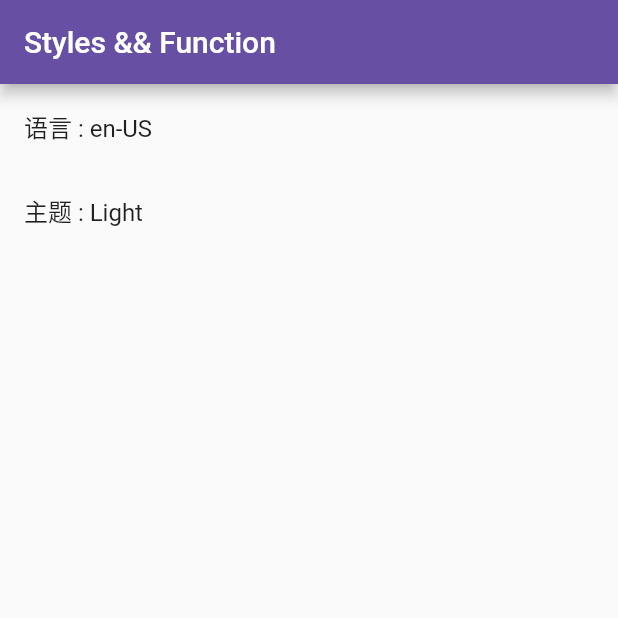
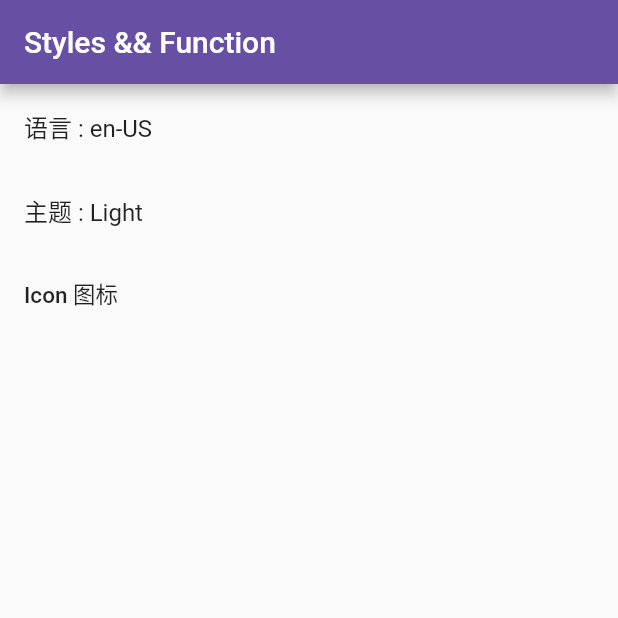
Before and after one commit to knhn1004/flutter_woo_commerce_getx_learn, a Flutter app: the screen it shows after launch, on a phone screen of 412 x 824 dp, the top half of it. Run offline on Flutter 3.47's test engine with Material 2 defaults, Android fonts, the phone set to English and light mode, and no system bars; our stand-ins replace badges, dio, flutter_svg, get, package_info_plus, shared_preferences.

Commit message:
IconWidget

```diff
--- a/lib/common/values/images.dart
+++ b/lib/common/values/images.dart
@@ -1,4 +1,4 @@
-class AssetImages {
+class AssetsImages {
   static const defaultPng = 'assets/images/default.png';
   static const homePlaceholderPng = 'assets/images/home_placeholder.png';
   static const orderConfirmedPng = 'assets/images/order-confirmed.png';
--- a/lib/common/values/index.dart
+++ b/lib/common/values/index.dart
@@ -1,3 +1,5 @@
 library values;
 
 export './constants.dart';
+export './images.dart';
+export './svgs.dart';
--- a/lib/common/values/svgs.dart
+++ b/lib/common/values/svgs.dart
@@ -1,4 +1,4 @@
-class AssetSvgs {
+class AssetsSvgs {
   static const cBagSvg = 'assets/svgs/c-bag.svg';
   static const cBikeSvg = 'assets/svgs/c-bike.svg';
   static const cElectricSvg = 'assets/svgs/c-electric.svg';
--- a/lib/common/widgets/index.dart
+++ b/lib/common/widgets/index.dart
@@ -1,3 +1,4 @@
 library widgets;
 
-// export './xxxx.dart';
+export 'icon.dart';
+export 'text.dart';
--- a/lib/common/widgets/text.dart
+++ b/lib/common/widgets/text.dart
@@ -1,4 +1,6 @@
 import 'package:flutter/material.dart';
+
+import '../index.dart';
 
 /// 文字组件
 class TextWidget extends StatelessWidget {
@@ -42,6 +44,144 @@ class TextWidget extends StatelessWidget {
     this.textAlign,
   }) : super(key: key);
 
+  /// 文字 - 标题1
+  const TextWidget.title1(
+    this.text, {
+    Key? key,
+    this.maxLines = 1,
+    this.softWrap = false,
+    this.overflow = TextOverflow.clip,
+    this.color,
+    this.size,
+    this.weight,
+    this.textAlign,
+  })  : style = const TextStyle(
+          fontSize: 24,
+          fontWeight: FontWeight.bold,
+        ),
+        super(key: key);
+
+  /// 文字 - 标题2
+  const TextWidget.title2(
+    this.text, {
+    Key? key,
+    this.maxLines = 1,
+    this.softWrap = false,
+    this.overflow = TextOverflow.clip,
+    this.color,
+    this.size,
+    this.weight,
+    this.textAlign,
+  })  : style = const TextStyle(
+          fontSize: 20,
+          fontWeight: FontWeight.w500,
+        ),
+        super(key: key);
+
+  /// 文字 - 标题3
+  const TextWidget.title3(
+    this.text, {
+    Key? key,
+    this.maxLines = 1,
+    this.softWrap = false,
+    this.overflow = TextOverflow.clip,
+    this.color,
+    this.size,
+    this.weight,
+    this.textAlign,
+  })  : style = const TextStyle(
+          fontSize: 15,
+          fontWeight: FontWeight.w500,
+        ),
+        super(key: key);
+
+  /// 文字 - 正文1
+  const TextWidget.body1(
+    this.text, {
+    Key? key,
+    this.maxLines = 1,
+    this.softWrap = false,
+    this.overflow = TextOverflow.clip,
+    this.color,
+    this.size,
+    this.weight,
+    this.textAlign,
+  })  : style = const TextStyle(
+          fontSize: 15,
+          fontWeight: FontWeight.w500,
+        ),
+        super(key: key);
+
+  /// 文字 - 正文2
+  const TextWidget.body2(
+    this.text, {
+    Key? key,
+    this.maxLines = 1,
+    this.softWrap = false,
+    this.overflow = TextOverflow.clip,
+    this.color,
+    this.size,
+    this.weight,
+    this.textAlign,
+  })  : style = const TextStyle(
+          fontSize: 12,
+          fontWeight: FontWeight.w400,
+        ),
+        super(key: key);
+
+  /// 文字 - 正文3
+  const TextWidget.body3(
+    this.text, {
+    Key? key,
+    this.maxLines = 1,
+    this.softWrap = false,
+    this.overflow = TextOverflow.clip,
+    this.color,
+    this.size,
+    this.weight,
+    this.textAlign,
+  })  : style = const TextStyle(
+          fontSize: 9,
+          fontWeight: FontWeight.w300,
+        ),
+        super(key: key);
+
+  /// 文字 - 按钮
+  TextWidget.button({
+    Key? key,
+    required this.text,
+    this.maxLines = 1,
+    this.softWrap = false,
+    this.overflow = TextOverflow.clip,
+    Color? color,
+    this.size,
+    this.weight,
+    this.textAlign,
+  })  : color = color ?? AppColors.secondary,
+        style = TextStyle(
+          fontSize: 14,
+          fontWeight: FontWeight.w500,
+          color: color,
+        ),
+        super(key: key);
+
+  /// 文字 - 导航
+  const TextWidget.navigation({
+    Key? key,
+    required this.text,
+    this.maxLines = 1,
+    this.softWrap = false,
+    this.overflow = TextOverflow.clip,
+    this.color,
+    this.size,
+    this.weight,
+    this.textAlign,
+  })  : style = const TextStyle(
+          fontSize: 24,
+          fontWeight: FontWeight.w700,
+        ),
+        super(key: key);
+
   @override
   Widget build(BuildContext context) {
     if (text == "") {
--- a/lib/pages/styles/styles_index/view.dart
+++ b/lib/pages/styles/styles_index/view.dart
@@ -1,4 +1,5 @@
 import 'package:flutter/material.dart';
+import 'package:flutter_woo_commerce_getx_learn/common/routers/names.dart';
 import 'package:get/get.dart';
 
 import '../../../common/index.dart';
@@ -20,6 +21,10 @@ class StylesIndexPage extends GetView<StylesIndexController> {
         onTap: controller.onThemeSelected,
         title: Text("主题 : ${ConfigService.to.isDarkModel ? "Dark" : "Light"}"),
       ),
+      ListTile(
+        onTap: () => Get.toNamed(RouteNames.stylesIcon),
+        title: const TextWidget.body1("Icon 图标"),
+      ),
     ]);
   }
 
--- a/pubspec.yaml
+++ b/pubspec.yaml
@@ -28,12 +28,14 @@ environment:
 # the latest version available on pub.dev. To see which dependencies have newer
 # versions available, run `flutter pub outdated`.
 dependencies:
+  badges: ^3.1.1
   cupertino_icons: ^1.0.2
   dio: ^5.1.1
   flutter:
     sdk: flutter
   flutter_localizations:
     sdk: flutter
+  flutter_svg: ^2.0.5
   get: ^4.6.5
   google_fonts: ^4.0.4
   package_info_plus: ^3.1.2
```
Also changed, not shown: lib/common/widgets/icon.dart (added, +195 -0 lines), lib/pages/styles/icon/view.dart (+21 -4 lines), pubspec.lock.
